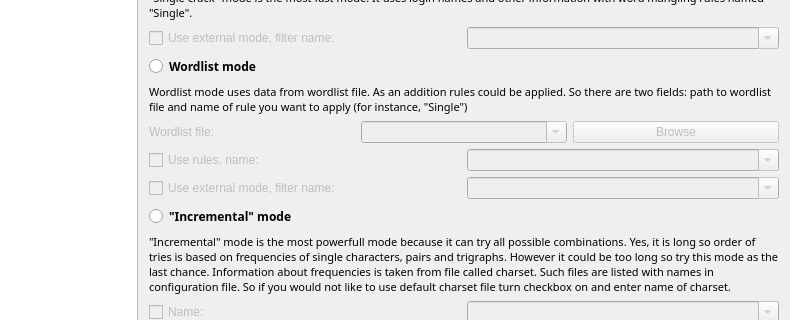
Above: mainwindow.ui from openwall/johnny before the change; both pictures show x 118 to 908 and y 343 to 663 of the 908 by 993 pixel window. Below: the same form after it.
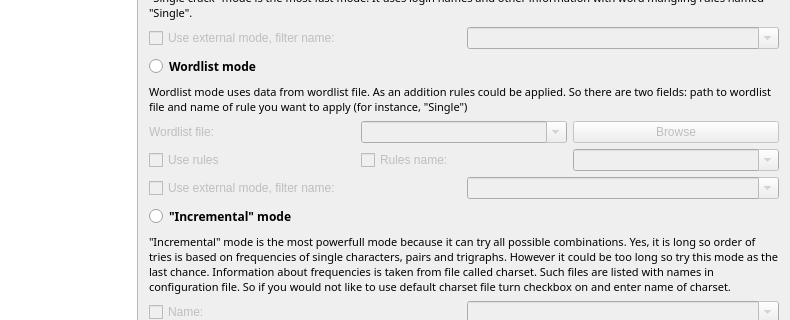
That is the form after the change. Icons and pictures are not drawn.

Commit message:
connections to enable/disable options widgets is added
There is some code to enable disable options according to selected
mode.
Also widgets used are renamed.

The edit to the form file:
```diff
--- a/mainwindow.ui
+++ b/mainwindow.ui
@@ -1069,12 +1069,22 @@
                   <bool>false</bool>
                  </property>
                  <property name="text">
-                  <string>Use rules, name:</string>
+                  <string>Use rules</string>
                  </property>
                 </widget>
                </item>
                <item>
-                <widget class="QComboBox" name="comboBox_2">
+                <widget class="QCheckBox" name="checkBox_WordlistModeRulesName">
+                 <property name="enabled">
+                  <bool>false</bool>
+                 </property>
+                 <property name="text">
+                  <string>Rules name:</string>
+                 </property>
+                </widget>
+               </item>
+               <item>
+                <widget class="QComboBox" name="comboBox_WordlistModeRulesName">
                  <property name="enabled">
                   <bool>false</bool>
                  </property>
```
Left out of the diff: 48 changed lines with no effect on the pictures. The commit also changes 1 other file.
